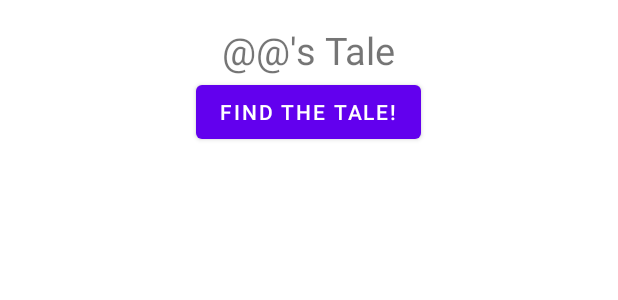
After one commit to emilywnwong/hackust-sudo-coders, an Android app: the layout map_bottom_sheet.xml on its own in the app's theme, with its tools: preview values and no code run, on a phone screen of 412 x 824 dp. The commit adds this screen. Shown: the top 300 px of the screen. Run offline under Robolectric (Android 15) with nearby library versions, the phone set to English and light mode, and no system bars; network calls fail.

Commit message:
added bottomSheet after clicking on markers

```diff
--- /dev/null
+++ b/TaleUs APP/app/src/main/res/layout/map_bottom_sheet.xml
@@ -0,0 +1,20 @@
+<?xml version="1.0" encoding="utf-8"?>
+<LinearLayout xmlns:android="http://schemas.android.com/apk/res/android"
+    android:layout_width="match_parent"
+    android:layout_height="match_parent"
+    android:gravity="center_horizontal"
+    android:orientation="vertical"
+    android:padding="16dp">
+    <TextView
+        android:id="@+id/mapBottomText"
+        android:layout_width="wrap_content"
+        android:layout_height="wrap_content"
+        android:text="\@@'s Tale"
+        android:textSize="25sp" />
+
+    <Button
+        android:id="@+id/button2"
+        android:layout_width="wrap_content"
+        android:layout_height="wrap_content"
+        android:text="Find the Tale!" />
+</LinearLayout>
```
Also changed, not shown: TaleUs APP/app/src/main/AndroidManifest.xml (+12 -11 lines), TaleUs APP/app/src/main/java/com/example/testmap/MapsActivity.java (+19 -14 lines), TaleUs APP/app/src/main/java/com/example/testmap/mapBottomSheet.java (added, +62 -0 lines).
